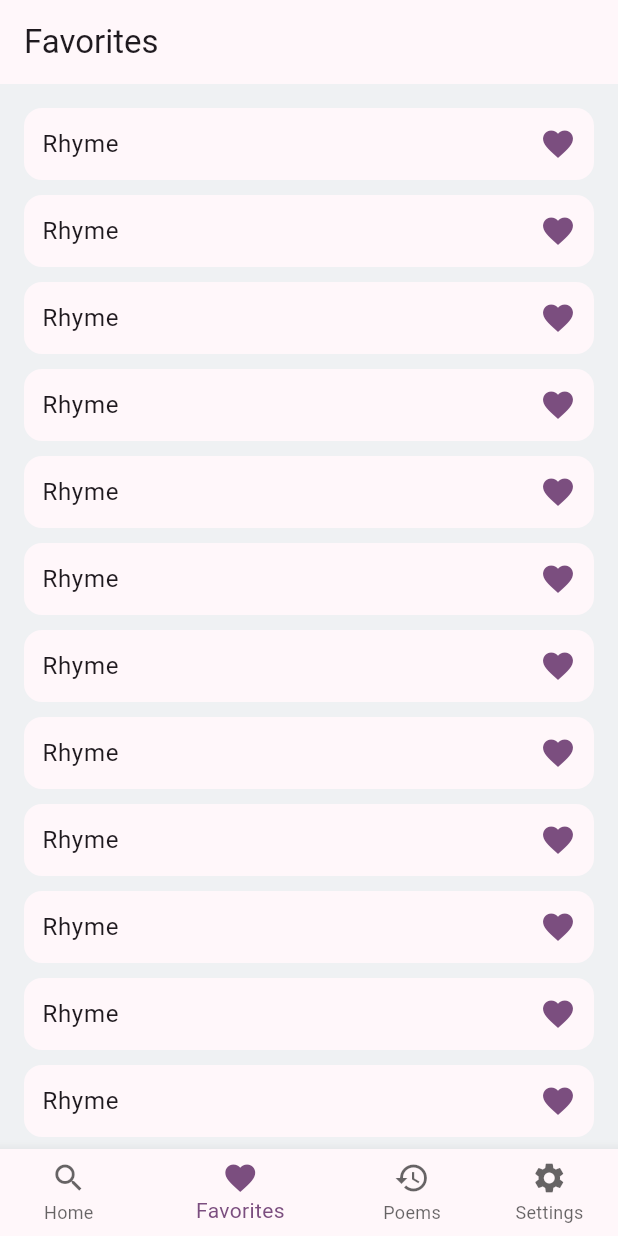
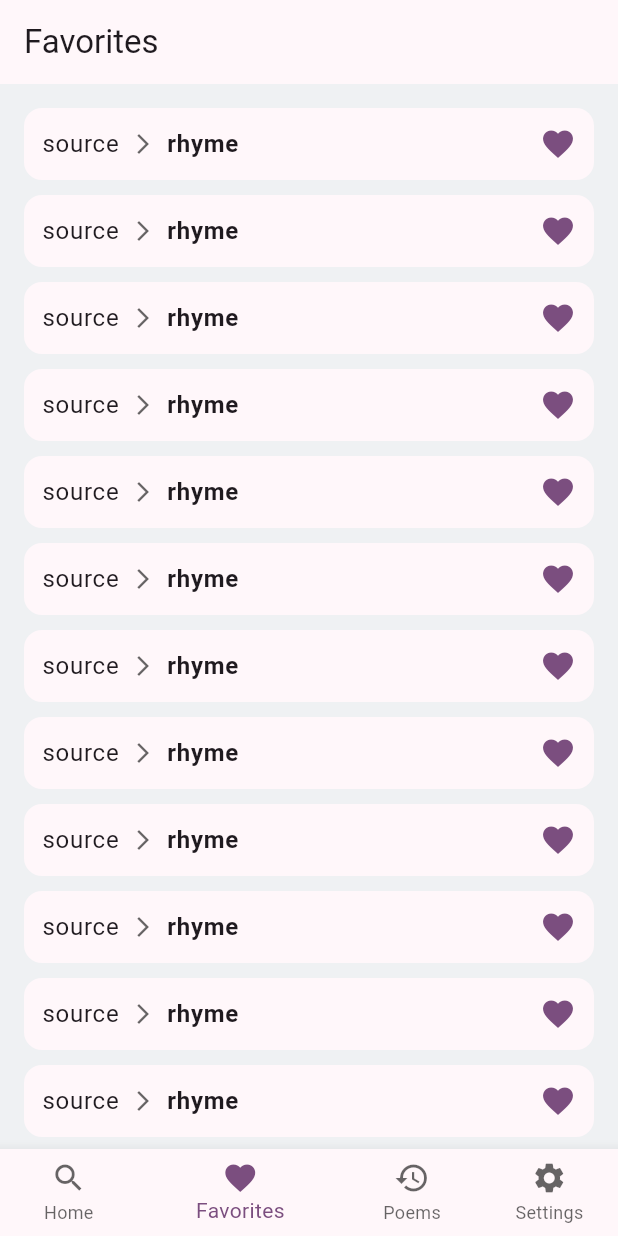
Before and after one commit to RuslanTsitser/rhymer, a Flutter app: the screen it shows after launch, item 2 of the bottom bar chosen, after a tap on the "favorite" icon, on a phone screen of 412 x 824 dp. Run offline on Flutter 3.47's test engine with Material 3 defaults, Android fonts, the phone set to English and light mode, and no system bars; our stand-ins replace auto_route.

Commit message:
rhyme list card

```diff
--- a/lib/features/favorites/presentation/favorites_screen.dart
+++ b/lib/features/favorites/presentation/favorites_screen.dart
@@ -19,7 +19,7 @@ class FavoritesScreen extends StatelessWidget {
         ),
         const SliverToBoxAdapter(child: SizedBox(height: 16)),
         SliverList.builder(
-          itemBuilder: (context, index) => const RhymeListCard(isFavourite: true),
+          itemBuilder: (context, index) => const RhymeListCard(isFavourite: true, rhyme: 'rhyme', sourceWord: 'source'),
           itemCount: 20,
         ),
       ],
--- a/lib/features/search/presentation/search_screen.dart
+++ b/lib/features/search/presentation/search_screen.dart
@@ -40,7 +40,7 @@ class SearchScreen extends StatelessWidget {
         ),
         const SliverToBoxAdapter(child: SizedBox(height: 16)),
         SliverList.builder(
-          itemBuilder: (context, index) => const RhymeListCard(),
+          itemBuilder: (context, index) => const RhymeListCard(rhyme: 'rhyme'),
           itemCount: 20,
         ),
       ],
--- a/lib/ui/widgets/rhyme_list_card.dart
+++ b/lib/ui/widgets/rhyme_list_card.dart
@@ -5,8 +5,14 @@ class RhymeListCard extends StatelessWidget {
   const RhymeListCard({
     super.key,
     this.isFavourite = false,
+    required this.rhyme,
+    this.sourceWord,
   });
+
   final bool isFavourite;
+  final String rhyme;
+  final String? sourceWord;
+
   @override
   Widget build(BuildContext context) {
     final theme = Theme.of(context);
@@ -16,7 +22,22 @@ class RhymeListCard extends StatelessWidget {
       child: Row(
         mainAxisAlignment: MainAxisAlignment.spaceBetween,
         children: [
-          Text('Rhyme ', style: theme.textTheme.bodyLarge),
+          Row(
+            children: [
+              if (sourceWord != null) ...[
+                Text(sourceWord!, style: theme.textTheme.bodyLarge),
+                Padding(
+                  padding: const EdgeInsets.symmetric(horizontal: 8),
+                  child: Icon(
+                    Icons.arrow_forward_ios,
+                    color: theme.hintColor,
+                    size: 16,
+                  ),
+                ),
+              ],
+              Text(rhyme, style: theme.textTheme.bodyLarge?.copyWith(fontWeight: FontWeight.w700)),
+            ],
+          ),
           IconButton(
             onPressed: () {},
             icon: isFavourite ? Icon(Icons.favorite, color: theme.primaryColor) : const Icon(Icons.favorite_border),
```
